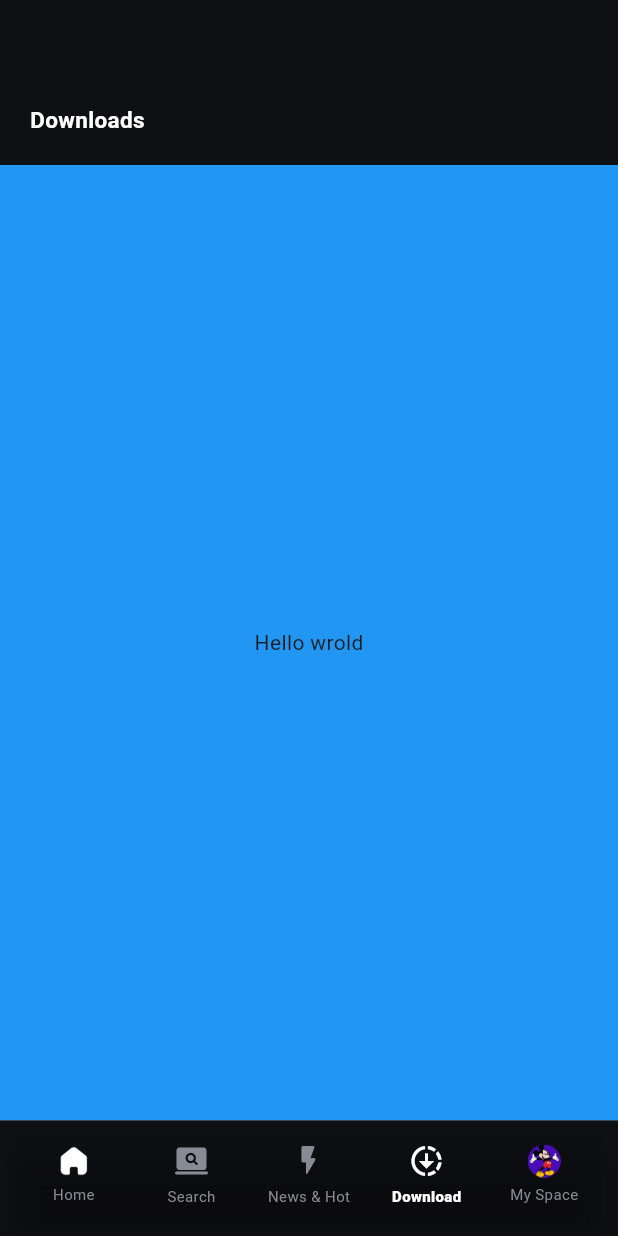
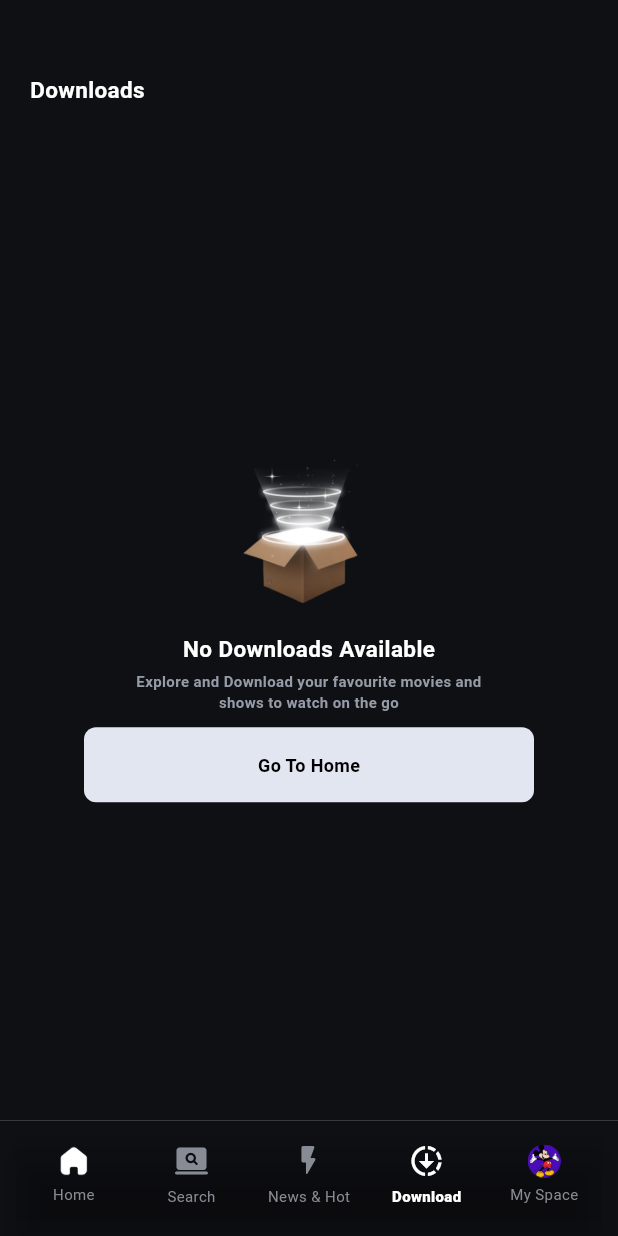
Before and after one commit to Yuslash/hotstar-app, a Flutter app: the screen it shows after launch, item 4 of the bottom bar chosen, on a phone screen of 412 x 824 dp. Run offline on Flutter 3.47's test engine with Material 3 defaults, Android fonts, the phone set to English and light mode, and no system bars; network calls fail.

Commit message:
Completed Download page

```diff
--- a/hotstar/lib/NaviBarPage/DownloadPage/downExperience.dart
+++ b/hotstar/lib/NaviBarPage/DownloadPage/downExperience.dart
@@ -9,7 +9,7 @@ class _DownExperienceState extends State<DownExperience> {
   @override
   Widget build(BuildContext context) {
     return Container(
-      margin: EdgeInsets.only(top: 50),
+      margin: EdgeInsets.only(top: 30),
       child: Column(
        mainAxisAlignment: MainAxisAlignment.start,
        mainAxisSize: MainAxisSize.max,
@@ -29,12 +29,53 @@ class _DownExperienceState extends State<DownExperience> {
         ) ,
        Expanded(child:
        Container(
-        color: Colors.blue,
         child: Center(
-          child: Text("Hello wrold"),
-        ),
-       ),
-       ),
+          child: Column(
+            mainAxisAlignment: MainAxisAlignment.center,
+            mainAxisSize: MainAxisSize.max,
+            children: [
+              Container(
+                width: 150,
+                height: 110,
+                child: ClipRRect(
+                  child: Image.asset("images/glow.png", fit: BoxFit.contain,),
+                ),
+              ),
+              SizedBox(height: 10,),
+               Text("No Downloads Available", style: TextStyle(color: Colors.white, fontSize: 15, fontWeight: FontWeight.w600),),
+              SizedBox(height: 5,),
+              SizedBox(
+                width: 250,
+                height: 27,
+                 child: Text("Explore and Download your favourite movies and shows to \watch on the go", textAlign: TextAlign.center, style: TextStyle(color: Color(0xFF959BA7),
+                fontSize: 10 ,
+                fontWeight: FontWeight.w600,
+                height: 1.4,
+                ),
+                ),
+              ),
+              SizedBox(height: 10,),
+              GestureDetector(
+                onTap: (){},
+                child: Container(
+                  width: 300,
+                  height: 50,
+                  decoration: BoxDecoration(
+                    borderRadius: BorderRadius.circular(8),
+                    color: Color(0xFFE2E6F1)
+                  ),
+                  child: Center(
+                    child: Text(
+                      "Go To Home",
+                      style: TextStyle(color: Colors.black, fontSize: 12, fontWeight: FontWeight.w600,),
+                    ),
+                    ),
+                ),
+              ),
+               ],
+
+          ),
+        ),),),
        ],
       ),
       );
--- a/hotstar/lib/main.dart
+++ b/hotstar/lib/main.dart
@@ -33,7 +33,7 @@ class _MyAppState extends State<MyApp> {
       debugShowCheckedModeBanner: false,
       home: Scaffold( backgroundColor: _background,
 
-      body: DownloadPage(), bottomNavigationBar: Builder( builder: (context) => Container( decoration: const BoxDecoration(
+      body: HomePage(), bottomNavigationBar: Builder( builder: (context) => Container( decoration: const BoxDecoration(
                 border: Border(
                     top: BorderSide(color: Color(0xff98999B), width: 0.2))),
             child: Padding(
```
Also changed, not shown: hotstar/images/glow.png (added).
